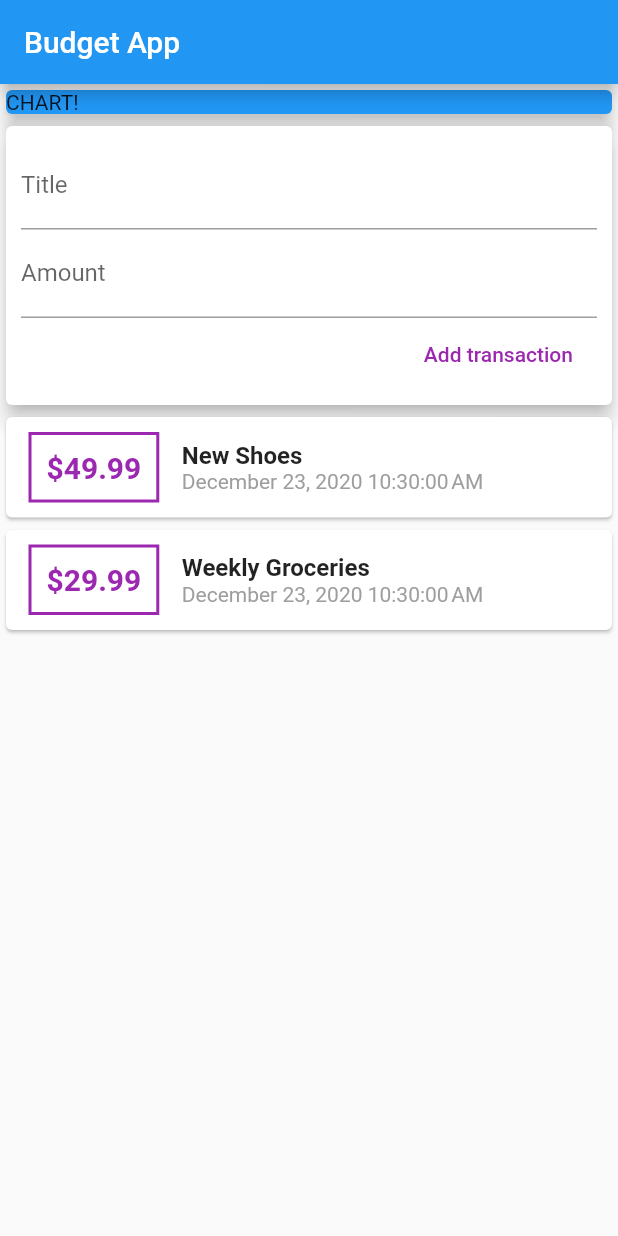
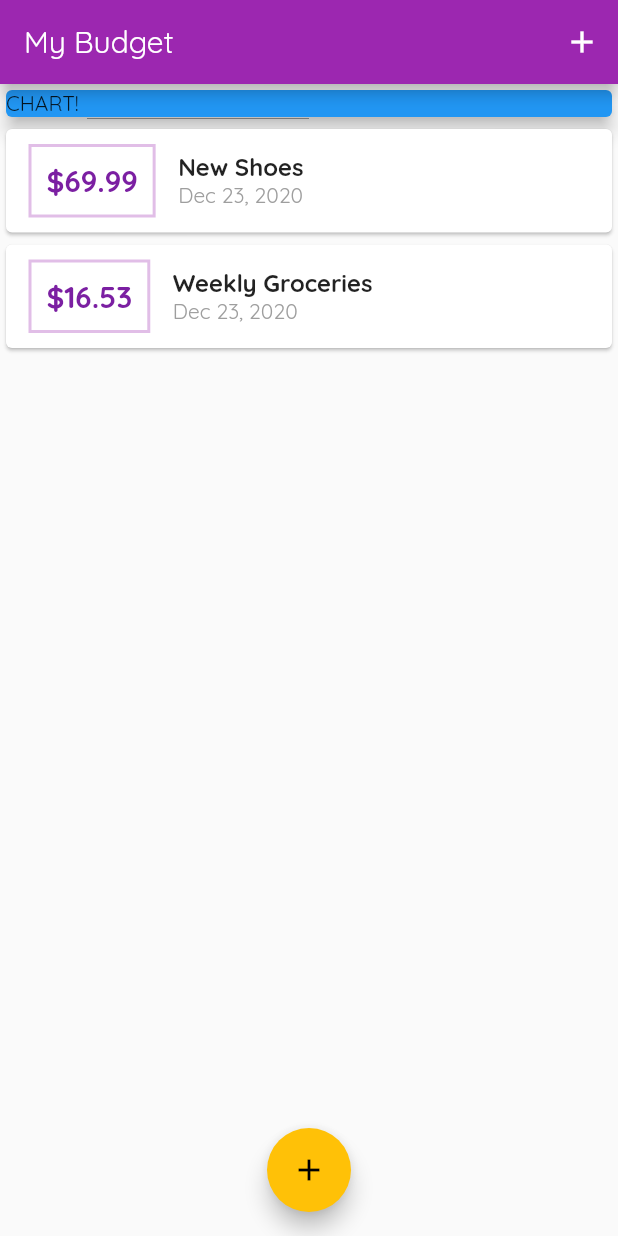
Before and after one commit to arkadiuszosmelak/budget_app, a Flutter app: the screen it shows after launch, on a phone screen of 412 x 824 dp. Run offline on Flutter 3.47's test engine with Material 2 defaults, Android fonts, the phone set to English and light mode, and no system bars.

Commit message:
add scroll list & button & better transaction widg

```diff
--- a/lib/main.dart
+++ b/lib/main.dart
@@ -1,32 +1,91 @@
+// import 'package:flutter/gestures.dart';
 import 'package:flutter/material.dart';
-import './widgets/user_transactions.dart';
 
-void main() => runApp(BudgetApp());
+import './widgets/transaction_list.dart';
+import './widgets/new_transaction.dart';
+import './models/transaction.dart';
 
-class BudgetApp extends StatelessWidget {
+void main() => runApp(MyApp());
+
+class MyApp extends StatelessWidget {
   @override
   Widget build(BuildContext context) {
     return MaterialApp(
-      title: 'Budget App',
+      title: 'My Budget',
+      theme: ThemeData(
+        primarySwatch: Colors.purple,
+        accentColor: Colors.amber,
+        fontFamily: 'Quicksand',
+      ),
       home: MyHomePage(),
     );
   }
 }
 
-class MyHomePage extends StatelessWidget {
+class MyHomePage extends StatefulWidget {
   // String titleInput;
   // String amountInput;
-  final titleController = TextEditingController();
-  final amountController = TextEditingController();
+  @override
+  _MyHomePageState createState() => _MyHomePageState();
+}
+
+class _MyHomePageState extends State<MyHomePage> {
+  final List<Transaction> _userTransactions = [
+    Transaction(
+      id: 't1',
+      title: 'New Shoes',
+      amount: 69.99,
+      date: DateTime.now(),
+    ),
+    Transaction(
+      id: 't2',
+      title: 'Weekly Groceries',
+      amount: 16.53,
+      date: DateTime.now(),
+    ),
+  ];
+
+  void _addNewTransaction(String txTitle, double txAmount) {
+    final newTx = Transaction(
+      title: txTitle,
+      amount: txAmount,
+      date: DateTime.now(),
+      id: DateTime.now().toString(),
+    );
+
+    setState(() {
+      _userTransactions.add(newTx);
+    });
+  }
+
+  void _startAddNewTransaction(BuildContext ctx) {
+    showModalBottomSheet(
+      context: ctx,
+      builder: (_) {
+        return GestureDetector(
+          onTap: () {},
+          child: NewTransaction(_addNewTransaction),
+          behavior: HitTestBehavior.opaque,
+        );
+      },
+    );
+  }
 
   @override
   Widget build(BuildContext context) {
     return Scaffold(
       appBar: AppBar(
-        title: Text('Budget App'),
+        title: Text('My Budget'),
+        actions: <Widget>[
+          IconButton(
+            icon: Icon(Icons.add),
+            onPressed: () => _startAddNewTransaction(context),
           ),
-      body: Column(
-        // mainAxisAlignment: MainAxisAlignment.spaceAround,
+        ],
+      ),
+      body: SingleChildScrollView(
+        child: Column(
+          // mainAxisAlignment: MainAxisAlignment.start,
           crossAxisAlignment: CrossAxisAlignment.stretch,
           children: <Widget>[
             Container(
@@ -37,8 +96,14 @@
                 elevation: 5,
               ),
             ),
-          UserTransactions()
+            TransactionList(_userTransactions),
           ],
+        ),
+      ),
+      floatingActionButtonLocation: FloatingActionButtonLocation.centerFloat,
+      floatingActionButton: FloatingActionButton(
+        child: Icon(Icons.add),
+        onPressed: () => _startAddNewTransaction(context),
       ),
     );
   }
--- a/lib/widgets/new_transaction.dart
+++ b/lib/widgets/new_transaction.dart
@@ -1,13 +1,34 @@
 import 'package:flutter/material.dart';
 
-import './user_transactions.dart';
-
-class NewTransaction extends StatelessWidget {
-  final titleController = TextEditingController();
-  final amountController = TextEditingController();
+class NewTransaction extends StatefulWidget {
   final Function addTx;
 
   NewTransaction(this.addTx);
+
+  @override
+  _NewTransactionState createState() => _NewTransactionState();
+}
+
+class _NewTransactionState extends State<NewTransaction> {
+  final titleController = TextEditingController();
+
+  final amountController = TextEditingController();
+
+  void submitData() {
+    final enteredTitle = titleController.text;
+    final enteredAmount = double.parse(amountController.text);
+
+    if (enteredTitle.isEmpty || enteredAmount <= 0) {
+      return;
+    }
+
+    widget.addTx(
+      enteredTitle,
+      enteredAmount,
+    );
+
+    Navigator.of(context).pop();
+  }
 
   @override
   Widget build(BuildContext context) {
@@ -19,30 +40,25 @@
           crossAxisAlignment: CrossAxisAlignment.end,
           children: <Widget>[
             TextField(
-              // onChanged: (val) => titleInput = val,
+              decoration: InputDecoration(labelText: 'Title'),
               controller: titleController,
-              decoration: InputDecoration(
-                labelText: 'Title',
-              ),
+              onSubmitted: (_) => submitData(),
+              // onChanged: (val) {
+              //   titleInput = val;
+              // },
             ),
             TextField(
-              // onChanged: (val) => amountInput = val,
+              keyboardType: TextInputType.number,
+              // keyboardType: TextInputType.numberWithOptions(decimal: true), //IOS
+              decoration: InputDecoration(labelText: 'Amount'),
               controller: amountController,
-              decoration: InputDecoration(
-                labelText: 'Amount',
-              ),
+              onSubmitted: (_) => submitData(),
             ),
             FlatButton(
-              child: Text('Add transaction'),
+              child: Text('Add Transaction'),
               textColor: Colors.purple,
-              onPressed: () {
-                addTx(
-                  titleController.text,
-                  double.parse(amountController.text),
-                );
-                // print(titleController.text);
-              },
-            )
+              onPressed: submitData,
+            ),
           ],
         ),
       ),
--- a/lib/widgets/transaction_list.dart
+++ b/lib/widgets/transaction_list.dart
@@ -10,8 +10,10 @@
 
   @override
   Widget build(BuildContext context) {
-    return Column(
-      children: transactions.map((tx) {
+    return Container(
+      height: 300,
+      child: ListView.builder(
+        itemBuilder: (ctx, index) {
           return Card(
             child: Row(
               children: <Widget>[
@@ -22,17 +24,17 @@
                   ),
                   decoration: BoxDecoration(
                     border: Border.all(
-                    color: Colors.purple,
+                      color: Theme.of(context).primaryColorLight,
                       width: 2,
                     ),
                   ),
                   padding: EdgeInsets.all(10),
                   child: Text(
-                  '\$${tx.amount}',
+                    '\$${transactions[index].amount.toStringAsFixed(2)}',
                     style: TextStyle(
                       fontWeight: FontWeight.bold,
                       fontSize: 20,
-                    color: Colors.purple,
+                      color: Theme.of(context).primaryColorDark,
                     ),
                   ),
                 ),
@@ -40,16 +42,15 @@
                   crossAxisAlignment: CrossAxisAlignment.start,
                   children: <Widget>[
                     Text(
-                    tx.title,
+                      transactions[index].title,
                       style: TextStyle(
+                        fontSize: 16,
                         fontWeight: FontWeight.bold,
-                      fontSize: 16,
                       ),
                     ),
                     Text(
-                    DateFormat().format(tx.date),
+                      DateFormat.yMMMd().format(transactions[index].date),
                       style: TextStyle(
-                      // fontSize: 12,
                         color: Colors.grey,
                       ),
                     ),
@@ -58,7 +59,9 @@
               ],
             ),
           );
-      }).toList(),
+        },
+        itemCount: transactions.length,
+      ),
     );
   }
 }
--- a/lib/widgets/user_transactions.dart
+++ /dev/null
@@ -1,50 +0,0 @@
-import 'package:flutter/material.dart';
-
-import './new_transaction.dart';
-import './transaction_list.dart';
-import '../models/transaction.dart';
-
-class UserTransactions extends StatefulWidget {
-  @override
-  _UserTransactionsState createState() => _UserTransactionsState();
-}
-
-class _UserTransactionsState extends State<UserTransactions> {
-  final List<Transaction> _userTransactions = [
-    Transaction(
-      id: 't1',
-      title: 'New Shoes',
-      amount: 49.99,
-      date: DateTime.now(),
-    ),
-    Transaction(
-      id: 't2',
-      title: 'Weekly Groceries',
-      amount: 29.99,
-      date: DateTime.now(),
-    ),
-  ];
-
-  void _addNewTransaction(String txTitle, double txAmount) {
-    final newTx = Transaction(
-      id: DateTime.now().toString(),
-      title: txTitle,
-      amount: txAmount,
-      date: DateTime.now(),
-    );
-
-    setState(() {
-      _userTransactions.add(newTx);
-    });
-  }
-
-  @override
-  Widget build(BuildContext context) {
-    return Column(
-      children: <Widget>[
-        NewTransaction(_addNewTransaction),
-        TransactionList(_userTransactions),
-      ],
-    );
-  }
-}
```
Also changed, not shown: pubspec.yaml (+11 -6 lines), assets/fonts/OpenSans-Bold.ttf (added), assets/fonts/OpenSans-Regular.ttf (added), assets/fonts/Quicksand-Bold.ttf (added), assets/fonts/Quicksand-Light.ttf (added), assets/fonts/Quicksand-Medium.ttf (added), assets/fonts/Quicksand-Regular.ttf (added). Lines whose indentation alone changed are shown as unchanged.
